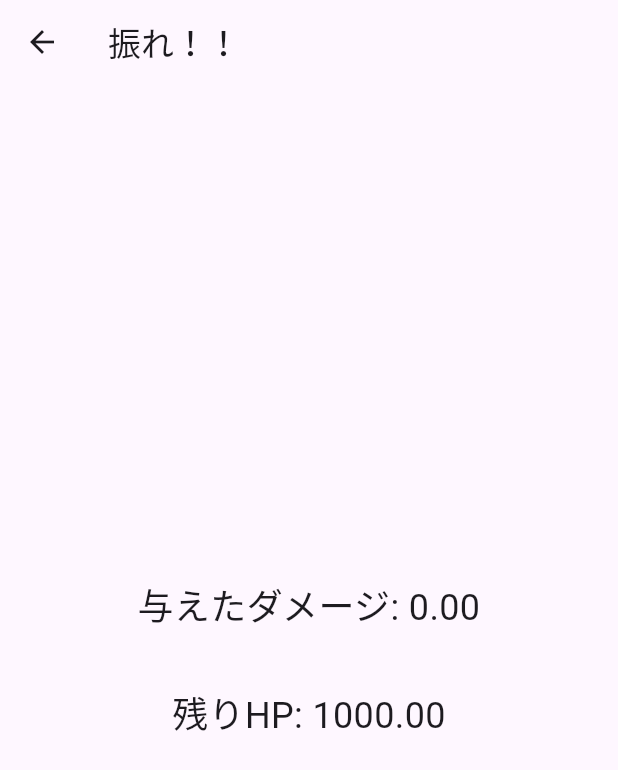
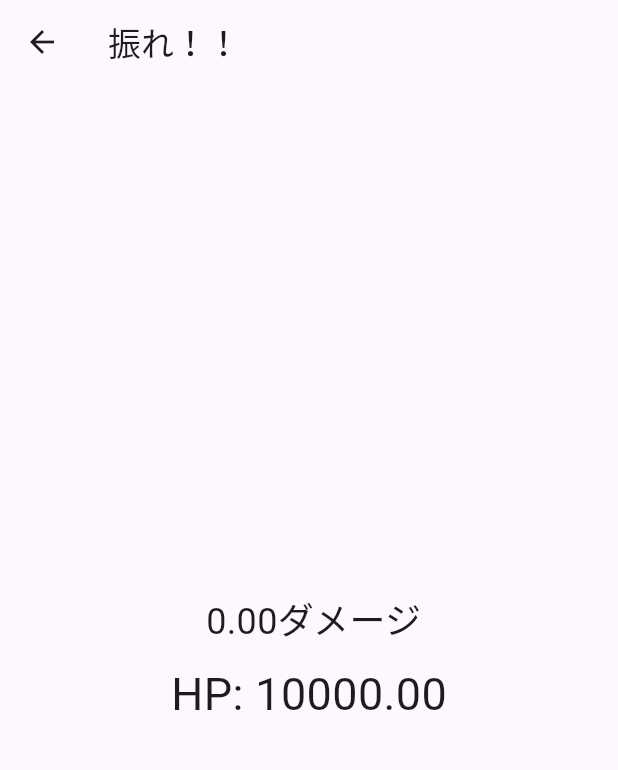
Before and after one commit to hirashima00/amazing-morning, a Flutter app: the ShakeScreen screen opened directly, on a phone screen of 412 x 824 dp. Shown: the top 770 px of the screen. Run offline on Flutter 3.47's test engine with Material 3 defaults, Android fonts, the phone set to English and light mode, and no system bars; our stand-ins replace sensors_plus; missing offline and left inert: alarm; statements that could not run were skipped.

Commit message:
add jab[]

```diff
--- a/alarm_app/lib/shaking.dart
+++ b/alarm_app/lib/shaking.dart
@@ -14,10 +14,11 @@ class _ShakeScreenState extends State<ShakeScreen> {
   StreamSubscription? _accelerometerSub;
   bool _shaken = false;
 
-  double _HP = 1000.0; // HP
-  double _attack = 0.0;
-  double _currentAttack = 0.0;
-  double _totalAttack = 0.0;
+  double _HP = 10000.0; // HP
+  //double _attack = 0.0;
+ // double _currentAttack = 0.0;
+  double _totalDamage = 0.0;
+  List <double> _jab = [];
 
   @override
   void initState() {
@@ -31,13 +32,16 @@ class _ShakeScreenState extends State<ShakeScreen> {
       double acceleration = sqrt(x * x + y * y + z * z);
 
       setState(() {
-        if (acceleration > 30) {
-          _currentAttack = acceleration;
-          _HP -= _currentAttack;
-          _attack = _currentAttack;
-        }
-        else{
-          _currentAttack = 0;
+        if (acceleration > 20 && acceleration < 30){
+          _jab.add(acceleration);
+        }else if (acceleration >= 30) {
+          _totalDamage = 0.0;
+    //     _currentAttack = acceleration;
+          double jabSum = _jab.fold(0,(a,b) => a+b);
+          _totalDamage = jabSum + acceleration;
+          _HP -= _totalDamage;
+    //      _attack = _totalDamage;
+          _jab.clear();
         }
       });
 
@@ -59,22 +63,46 @@ class _ShakeScreenState extends State<ShakeScreen> {
   Widget build(BuildContext context) {
     return Scaffold(
       appBar: AppBar(title: const Text('振れ！！')),
-      body: Center(
-        child: Column(
-          mainAxisAlignment: MainAxisAlignment.center,
-          crossAxisAlignment: CrossAxisAlignment.center,
-          children: [
-            Text("与えたダメージ: ${_attack.toStringAsFixed(2)}\n",
-            style: const TextStyle(fontSize: 24),
-            textAlign: TextAlign.center,
-            ),
-            Text("残りHP: ${_HP.toStringAsFixed(2)}",
-            style: const TextStyle(fontSize: 24),
-            textAlign: TextAlign.center,
-           )
-          ],
+body: Stack(
+  children: [
+    // 上部の小振りリスト
+    Align(
+      alignment: Alignment.topCenter,
+      child: Container(
+        height: 200, // 上部の表示エリア
+        child: ListView.builder(
+          itemCount: _jab.length,
+          itemBuilder: (context, index) {
+            return Text(
+              _jab[index].toStringAsFixed(2),
+              textAlign: TextAlign.center,
+              style: const TextStyle(fontSize: 20),
+            );
+          },
         ),
       ),
+    ),
+
+    // 中央のまとめダメージとHP
+    Align(
+      alignment: Alignment.center,
+      child: Column(
+        mainAxisSize: MainAxisSize.min,
+        children: [
+          Text(
+            " ${_totalDamage.toStringAsFixed(2)}ダメージ",
+            style: const TextStyle(fontSize: 24),
+          ),
+          const SizedBox(height: 10),
+          Text(
+            "HP: ${_HP.toStringAsFixed(2)}",
+            style: const TextStyle(fontSize: 30),
+          ),
+        ],
+      ),
+    ),
+  ],
+),
     );
   }
 }
```
